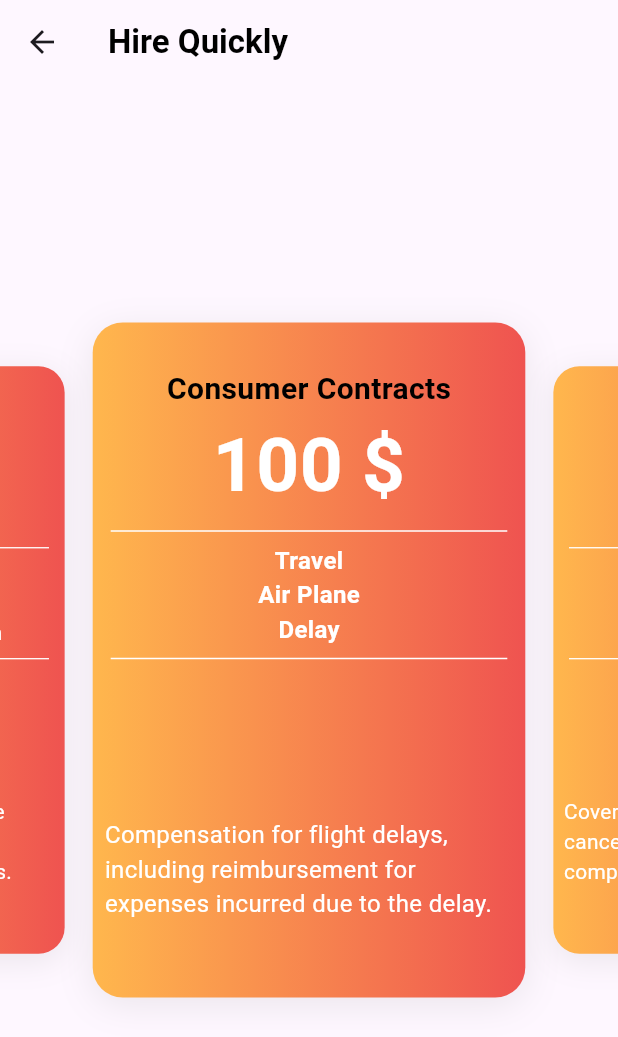
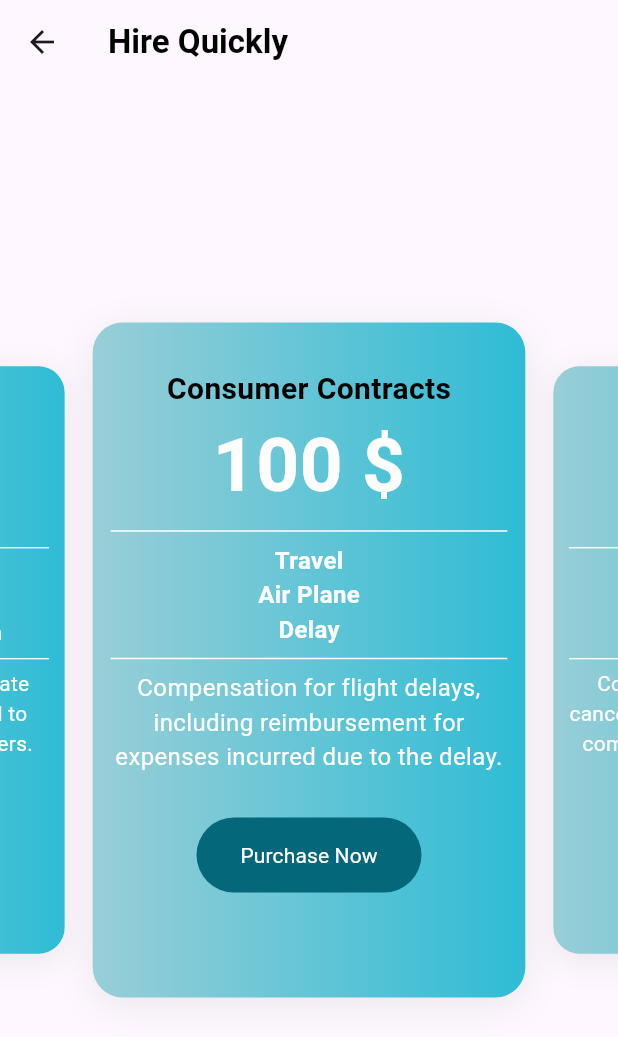
Before and after one commit to AbdullahManzoor-code/Law-Android-APP-main, a Flutter app: the HireQuicklyPage screen opened directly, on a phone screen of 412 x 824 dp. Shown: the top 1037 px of the screen. Run offline on Flutter 3.47's test engine with Material 3 defaults, Android fonts, the phone set to English and light mode, and no system bars; drawn by our look-alikes of carousel_slider; our stand-ins replace accordion, cloud_firestore, delightful_toast, dotted_border, file_picker, firebase_auth and 8 more; missing offline and left inert: custom_accordion, emailjs, flutter_stripe, linkedin_login; accounts and stored records are empty; Roboto replaces fonts that are missing (BalsamiqSans).

Commit message:
design &emailjs

```diff
--- a/lib/Hire Quickly/hire_quickly.dart
+++ b/lib/Hire Quickly/hire_quickly.dart
@@ -120,8 +120,8 @@ class _HireQuicklyPageState extends State<HireQuicklyPage> {
                             begin: Alignment.centerLeft,
                             end: Alignment.centerRight,
                             colors: [
-                              Colors.orange[300]!,
-                              Colors.red[400]!,
+                              Color.fromARGB(255, 153, 206, 215)!,
+                              Color.fromARGB(255, 46, 188, 213)!,
                             ],
                           ),
                           borderRadius: BorderRadius.circular(20),
@@ -217,24 +217,58 @@ class _HireQuicklyPageState extends State<HireQuicklyPage> {
                                       color: Colors.white,
                                     ),
                                   ),
+                                  Padding(
+                                    padding: const EdgeInsets.only(
+                                        left: 8, right: 8),
+                                    child: Center(
+                                      child: Text(
+                                        item['description'],
+                                        style: const TextStyle(
+                                          fontSize: 16,
+                                          color: Colors.white,
+                                        ),
+                                        textAlign: TextAlign.center,
+                                      ),
+                                    ),
+                                  ),
                                 ],
                               ),
                             ),
                             // const SizedBox(
                             //   height: 20,
                             // ),
-                            Padding(
-                              padding: const EdgeInsets.only(left: 8, right: 8),
-                              child: Center(
-                                child: Text(
-                                  item['description'],
-                                  style: const TextStyle(
-                                    fontSize: 16,
-                                    color: Colors.white,
-                                  ),
-                                ),
+                            Center(
+                              child: Container(
+                                height: 50,
+                                width: 150,
+                                decoration: BoxDecoration(
+                                    borderRadius: BorderRadius.circular(25),
+                                    shape: BoxShape.rectangle,
+                                    color: Color.fromARGB(255, 4, 103, 122)),
+                                child: TextButton(
+                                    onPressed: () {
+                                      Navigator.push(
+                                        context,
+                                        MaterialPageRoute(
+                                          builder: (context) => FormPage(
+                                            selectedCategory: item['heading'],
+                                            selectedCategoryOption:
+                                                item['title'],
+                                            selectedCategorySubOption:
+                                                item['subTitle'],
+                                            selectedCategorySubOptionName:
+                                                item['option'],
+                                            price: double.parse(item['price']),
+                                          ),
+                                        ),
+                                      );
+                                    },
+                                    child: Text(
+                                      "Purchase Now",
+                                      style: TextStyle(color: Colors.white),
+                                    )),
                               ),
-                            ),
+                            )
                           ],
                         ),
                       ),
--- /dev/null
+++ b/lib/auth/authProviders/githubauth.dart
@@ -0,0 +1 @@
+import 'package:flutter/material.dart';
--- a/lib/auth/email_verification_page.dart
+++ b/lib/auth/email_verification_page.dart
@@ -19,6 +19,7 @@ class _EmailVerificationPageState extends State<EmailVerificationPage> {
     super.initState();
     // Start the timer
     timer = Timer.periodic(const Duration(seconds: 5), (timer) async {
+      try {
         // Reload the user
         await FirebaseAuth.instance.currentUser?.reload();
         var user = FirebaseAuth.instance.currentUser;
@@ -28,6 +29,10 @@ class _EmailVerificationPageState extends State<EmailVerificationPage> {
           showToast(message: "Email successfully verified!");
           Navigator.of(context).pushReplacement(
               MaterialPageRoute(builder: (context) => const HomePage()));
+        }
+      } catch (e) {
+        // Handle reload user errors
+        showToast(message: "Failed to reload user. Please try again later.");
       }
     });
   }
--- a/pubspec.yaml
+++ b/pubspec.yaml
@@ -57,6 +57,7 @@ dependencies:
   dotted_border: ^2.1.0
   flutter_web_auth: ^0.5.0
   fluttertoast: ^8.2.6
+  github: ^9.24.0
 
 dev_dependencies:
   flutter_test:
```
Also changed, not shown: lib/Hire Services/form_page.dart (+18 -10 lines), lib/Hire Services/pay_now_page.dart (+46 -24 lines), lib/auth/auth_page.dart (+7 -3 lines), lib/auth/login_page.dart (+12 -1 lines), lib/auth/signup_page.dart (+11 -7 lines), lib/components/Email/send_email.dart (+4 -3 lines), lib/components/Email/send_email_emailjs.dart (+3 -4 lines), pubspec.lock. Lines whose indentation alone changed are shown as unchanged.
